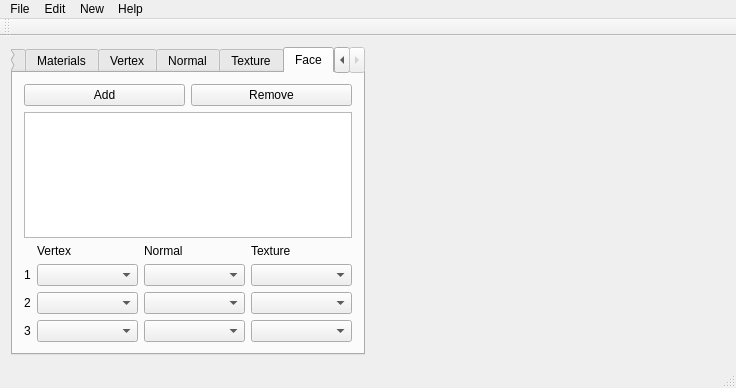
Qt form QtRGineModelEditor/mainwindow.ui (ricardobusta/harpia-game-engine) before a commit.
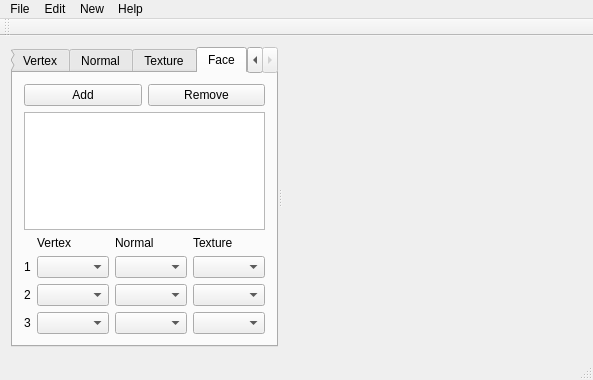
The same form after that commit.

Diff of the .ui file:
```diff
--- a/QtRGineModelEditor/mainwindow.ui
+++ b/QtRGineModelEditor/mainwindow.ui
@@ -6,8 +6,8 @@
    <rect>
     <x>0</x>
     <y>0</y>
-    <width>736</width>
-    <height>388</height>
+    <width>581</width>
+    <height>371</height>
    </rect>
   </property>
   <property name="windowTitle">
@@ -16,9 +16,13 @@
   <widget class="QWidget" name="centralWidget">
    <layout class="QHBoxLayout" name="horizontalLayout">
     <item>
+     <widget class="QSplitter" name="splitter">
+      <property name="orientation">
+       <enum>Qt::Horizontal</enum>
+      </property>
      <widget class="QTabWidget" name="editTabWidget">
       <property name="sizePolicy">
-       <sizepolicy hsizetype="Expanding" vsizetype="Expanding">
+        <sizepolicy hsizetype="Preferred" vsizetype="Expanding">
         <horstretch>0</horstretch>
         <verstretch>0</verstretch>
        </sizepolicy>
@@ -473,8 +477,6 @@
        </layout>
       </widget>
      </widget>
-    </item>
-    <item>
      <widget class="QWidget" name="glframe" native="true">
       <property name="sizePolicy">
        <sizepolicy hsizetype="Expanding" vsizetype="Expanding">
@@ -489,6 +491,7 @@
        </size>
       </property>
      </widget>
+     </widget>
     </item>
    </layout>
   </widget>
@@ -497,7 +500,7 @@
     <rect>
      <x>0</x>
      <y>0</y>
-     <width>736</width>
+     <width>581</width>
      <height>21</height>
     </rect>
    </property>
```
Lines whose indentation alone changed are shown as unchanged.
